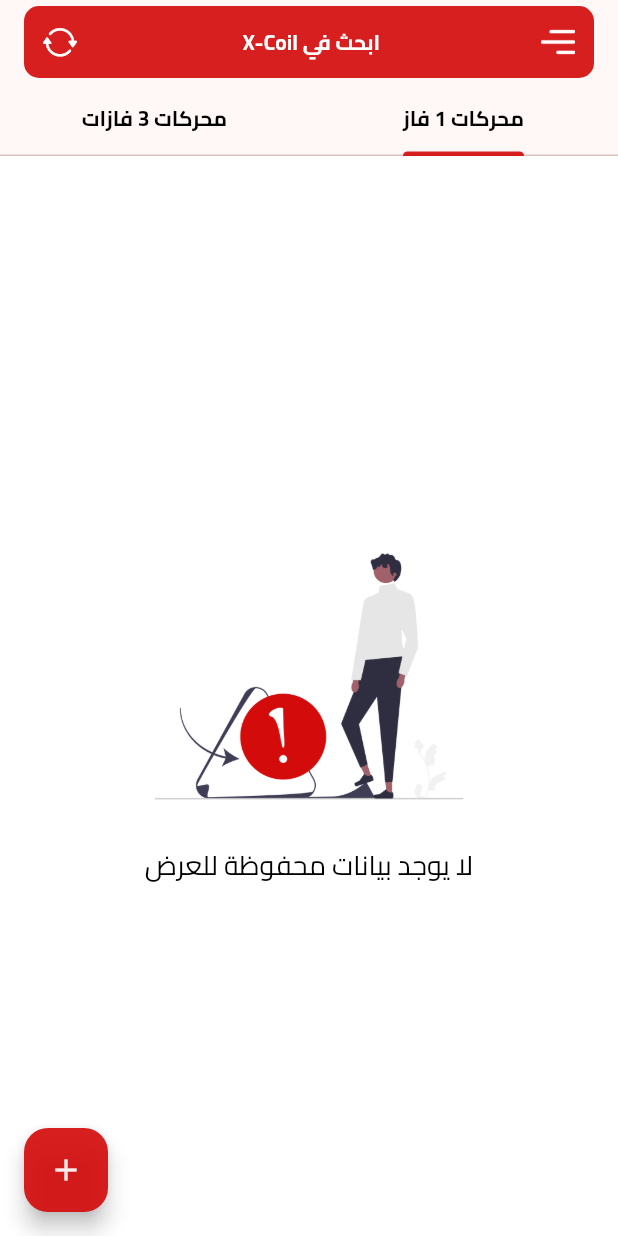
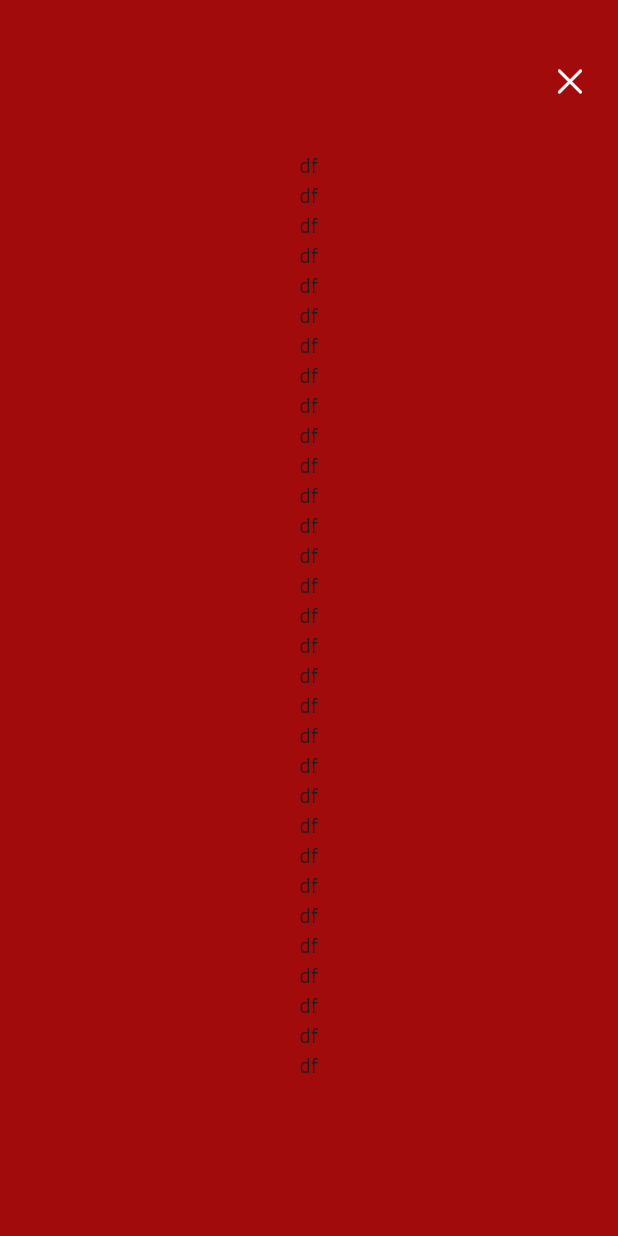
Before and after one commit to Monzer-gom3a/X-Coil, a Flutter app: the screen it shows after launch, after a tap on "ابحث في X-Coil", on a phone screen of 412 x 824 dp. Run offline on Flutter 3.47's test engine with Material 2 defaults, Android fonts, the phone set to English and light mode, and no system bars; missing offline and left inert: pull_down_button.

Commit message:
idk what happ.

```diff
--- a/lib/core/utils/constance.dart
+++ b/lib/core/utils/constance.dart
@@ -1,8 +1,7 @@
-import 'package:flutter/cupertino.dart';
 import 'package:flutter/material.dart';
 
 class AppColors {
-  //static const Color PrimamryColor = '';
+  static const Color primamryColor = Color.fromARGB(233, 193, 11, 11);
   static const Color whiteColor = Colors.white;
   static const Color grayColor = Color.fromARGB(255, 226, 227, 230);
 }
--- /dev/null
+++ b/lib/featrues/drawer/presentaion/drawerPage.dart
@@ -0,0 +1,17 @@
+import 'package:flutter/material.dart';
+
+import 'widgets/CloseIconButton.dart';
+import 'widgets/DrawerPageBody.dart';
+
+class DrawerPage extends StatelessWidget {
+  const DrawerPage({super.key});
+
+  @override
+  Widget build(BuildContext context) {
+    return const Scaffold(
+      backgroundColor: Color.fromARGB(255, 162, 11, 11),
+      body:
+          Center(child: Stack(children: [DrawerPageBody(), CloseIconButton()])),
+    );
+  }
+}
--- /dev/null
+++ b/lib/featrues/drawer/presentaion/widgets/CloseIconButton.dart
@@ -0,0 +1,23 @@
+import 'package:flutter/cupertino.dart';
+import 'package:flutter/material.dart';
+import 'package:x_coil/core/utils/constance.dart';
+
+class CloseIconButton extends StatelessWidget {
+  const CloseIconButton({
+    super.key,
+  });
+
+  @override
+  Widget build(BuildContext context) {
+    return Padding(
+      padding: const EdgeInsets.only(right: 8.0, top: 30),
+      child: IconButton(
+        onPressed: () {
+          Navigator.pop(context);
+        },
+        icon: Icon(CupertinoIcons.clear),
+        color: AppColors.whiteColor,
+      ),
+    );
+  }
+}
--- /dev/null
+++ b/lib/featrues/drawer/presentaion/widgets/DrawerPageBody.dart
@@ -0,0 +1,80 @@
+import 'package:flutter/material.dart';
+
+class DrawerPageBody extends StatelessWidget {
+  const DrawerPageBody({
+    super.key,
+  });
+
+  @override
+  Widget build(BuildContext context) {
+    return const Center(
+      child: Padding(
+        padding: EdgeInsets.symmetric(vertical: 100.0),
+        child: SingleChildScrollView(
+          child: Column(
+            children: [
+              Text("df"),
+              Text("df"),
+              Text("df"),
+              Text("df"),
+              Text("df"),
+              Text("df"),
+              Text("df"),
+              Text("df"),
+              Text("df"),
+              Text("df"),
+              Text("df"),
+              Text("df"),
+              Text("df"),
+              Text("df"),
+              Text("df"),
+              Text("df"),
+              Text("df"),
+              Text("df"),
+              Text("df"),
+              Text("df"),
+              Text("df"),
+              Text("df"),
+              Text("df"),
+              Text("df"),
+              Text("df"),
+              Text("df"),
+              Text("df"),
+              Text("df"),
+              Text("df"),
+              Text("df"),
+              Text("df"),
+              Text("df"),
+              Text("df"),
+              Text("df"),
+              Text("df"),
+              Text("df"),
+              Text("df"),
+              Text("df"),
+              Text("df"),
+              Text("df"),
+              Text("df"),
+              Text("df"),
+              Text("df"),
+              Text("df"),
+              Text("df"),
+              Text("df"),
+              Text("df"),
+              Text("df"),
+              Text("df"),
+              Text("df"),
+              Text("df"),
+              Text("df"),
+              Text("df"),
+              Text("df"),
+              Text("df"),
+              Text("df"),
+              Text("df"),
+              Text("df"),
+            ],
+          ),
+        ),
+      ),
+    );
+  }
+}
--- a/lib/featrues/home/presentation/view/Home_Page_View.dart
+++ b/lib/featrues/home/presentation/view/Home_Page_View.dart
@@ -1,7 +1,9 @@
 import 'package:flutter/cupertino.dart';
 import 'package:flutter/material.dart';
+import 'package:x_coil/core/utils/constance.dart';
 import 'package:x_coil/featrues/home/presentation/view/widget/FloatingAddButton.dart';
 
+import '../../../drawer/presentaion/drawerPage.dart';
 import 'widget/home_page_body.dart';
 
 class Home_Page_View extends StatelessWidget {
@@ -10,12 +12,12 @@ class Home_Page_View extends StatelessWidget {
   @override
   Widget build(BuildContext context) {
     return DefaultTabController(
-        length: 2,
+        length: 1,
         child: Scaffold(
           appBar: AppBar(
             bottom: const TabBar(
               indicatorSize: TabBarIndicatorSize.label,
-              indicatorColor: Color(0xE9D40B0B),
+              indicatorColor: AppColors.primamryColor,
               tabs: [
                 Tab(
                   child: Text("محركات 1 فاز",
@@ -24,7 +26,7 @@ class Home_Page_View extends StatelessWidget {
                           fontWeight: FontWeight.bold,
                           color: Color.fromARGB(255, 2, 2, 2))),
                 ),
-                Tab(
+                /* Tab(
                   child: Text(
                     "محركات 3 فازات",
                     style: TextStyle(
@@ -32,7 +34,7 @@ class Home_Page_View extends StatelessWidget {
                         fontWeight: FontWeight.bold,
                         color: Color.fromARGB(255, 2, 2, 2)),
                   ),
-                ),
+                ), */
               ],
             ),
             title: Row(
@@ -40,7 +42,7 @@ class Home_Page_View extends StatelessWidget {
                 Expanded(
                   child: Container(
                     decoration: BoxDecoration(
-                        color: const Color.fromARGB(233, 212, 11, 11),
+                        color: AppColors.primamryColor,
                         borderRadius: BorderRadius.circular(10)),
                     //  width: double.infinity,
                     child: Stack(
@@ -49,7 +51,10 @@ class Home_Page_View extends StatelessWidget {
                           children: [
                             IconButton(
                               tooltip: "القائمة الجانبية",
-                              onPressed: () {},
+                              onPressed: () {
+                                Navigator.push(
+                                    context, SizeTransition5(DrawerPage()));
+                              },
                               icon: Image.asset(
                                 'assets/images/menu.png',
                                 color: const Color.fromARGB(255, 255, 255, 255),
@@ -60,7 +65,10 @@ class Home_Page_View extends StatelessWidget {
                             IconButton(
                               tooltip: "البحث",
                               color: Colors.white,
-                              onPressed: () {},
+                              onPressed: () {
+                                Navigator.push(
+                                    context, ScaleTransition2(DrawerPage()));
+                              },
                               icon: const Row(
                                 children: [
                                   // const Icon(Icons.search),
@@ -100,3 +108,51 @@ class Home_Page_View extends StatelessWidget {
         ));
   }
 }
+
+class SizeTransition5 extends PageRouteBuilder {
+  final Widget page;
+
+  SizeTransition5(this.page)
+      : super(
+          pageBuilder: (context, animation, anotherAnimation) => page,
+          transitionDuration: Duration(milliseconds: 1000),
+          reverseTransitionDuration: Duration(milliseconds: 200),
+          transitionsBuilder: (context, animation, anotherAnimation, child) {
+            animation = CurvedAnimation(
+                curve: Curves.fastLinearToSlowEaseIn,
+                parent: animation,
+                reverseCurve: Curves.fastOutSlowIn);
+            return Align(
+              alignment: Alignment.centerRight,
+              child: SizeTransition(
+                axis: Axis.horizontal,
+                sizeFactor: animation,
+                axisAlignment: 0,
+                child: page,
+              ),
+            );
+          },
+        );
+}
+
+class ScaleTransition2 extends PageRouteBuilder {
+  final Widget page;
+
+  ScaleTransition2(this.page)
+      : super(
+          pageBuilder: (context, animation, anotherAnimation) => page,
+          transitionDuration: Duration(milliseconds: 1000),
+          reverseTransitionDuration: Duration(milliseconds: 200),
+          transitionsBuilder: (context, animation, anotherAnimation, child) {
+            animation = CurvedAnimation(
+                curve: Curves.fastLinearToSlowEaseIn,
+                parent: animation,
+                reverseCurve: Curves.fastOutSlowIn);
+            return ScaleTransition(
+              alignment: Alignment.topCenter,
+              scale: animation,
+              child: child,
+            );
+          },
+        );
+}
--- a/lib/featrues/home/presentation/view/widget/drawerPage.dart
+++ /dev/null
@@ -1,10 +0,0 @@
-import 'package:flutter/material.dart';
-
-class DrawerPage extends StatelessWidget {
-  const DrawerPage({super.key});
-
-  @override
-  Widget build(BuildContext context) {
-    return const Placeholder();
-  }
-}
--- a/lib/featrues/home/presentation/view/widget/home_page_body.dart
+++ b/lib/featrues/home/presentation/view/widget/home_page_body.dart
@@ -10,7 +10,7 @@ class home_page_body extends StatelessWidget {
   Widget build(BuildContext context) {
     return TabBarView(physics: BouncingScrollPhysics(), children: [
       OnephaseListView(),
-       ThreephaseListView(),
+      //ThreephaseListView(),
     ]);
   }
 }
--- a/lib/featrues/home/presentation/view/widget/onephaseListView.dart
+++ b/lib/featrues/home/presentation/view/widget/onephaseListView.dart
@@ -1,4 +1,3 @@
-import 'package:flutter/cupertino.dart';
 import 'package:flutter/material.dart';
 import 'package:x_coil/core/utils/constance.dart';
 import 'onePhaseListItem.dart';
--- a/lib/main.dart
+++ b/lib/main.dart
@@ -1,7 +1,7 @@
 import 'package:flutter/material.dart';
 import 'package:flutter_localizations/flutter_localizations.dart';
+import 'package:x_coil/core/utils/constance.dart';
 import 'package:x_coil/wrapper.dart';
-
 
 void main() {
   runApp(const MyApp());
@@ -16,12 +16,10 @@ class MyApp extends StatelessWidget {
     return MaterialApp(
       title: 'X-Coil',
       theme: ThemeData(
-        colorSchemeSeed: Colors.red,
-        useMaterial3: true,
-        scaffoldBackgroundColor: Colors.white,
-        fontFamily: 'cairo'
-      ),
-       localizationsDelegates: const [
+          colorSchemeSeed: AppColors.primamryColor,
+          useMaterial3: true,
+          fontFamily: 'cairo'),
+      localizationsDelegates: const [
         GlobalMaterialLocalizations.delegate,
         GlobalWidgetsLocalizations.delegate,
         GlobalCupertinoLocalizations.delegate,
```
